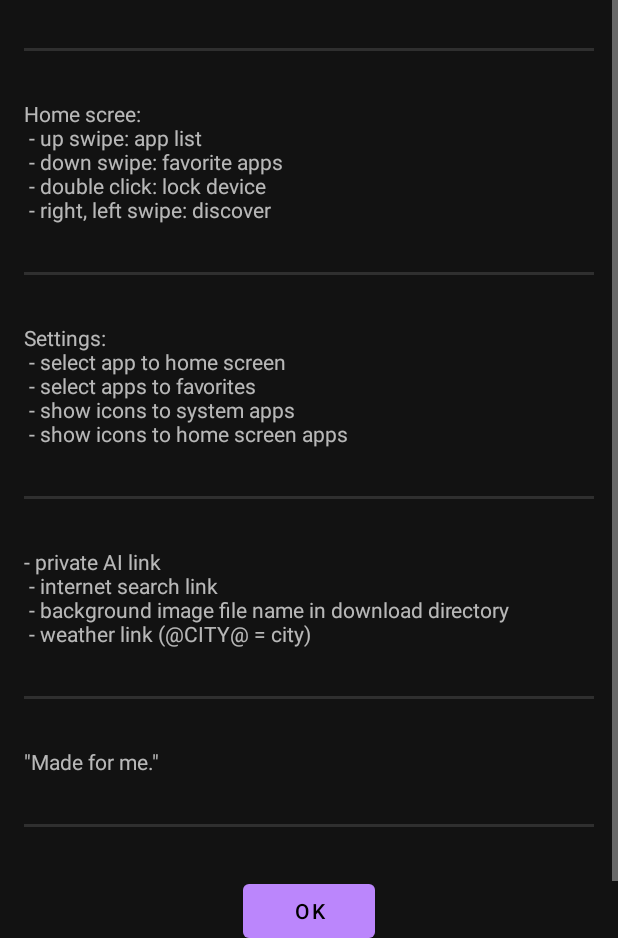
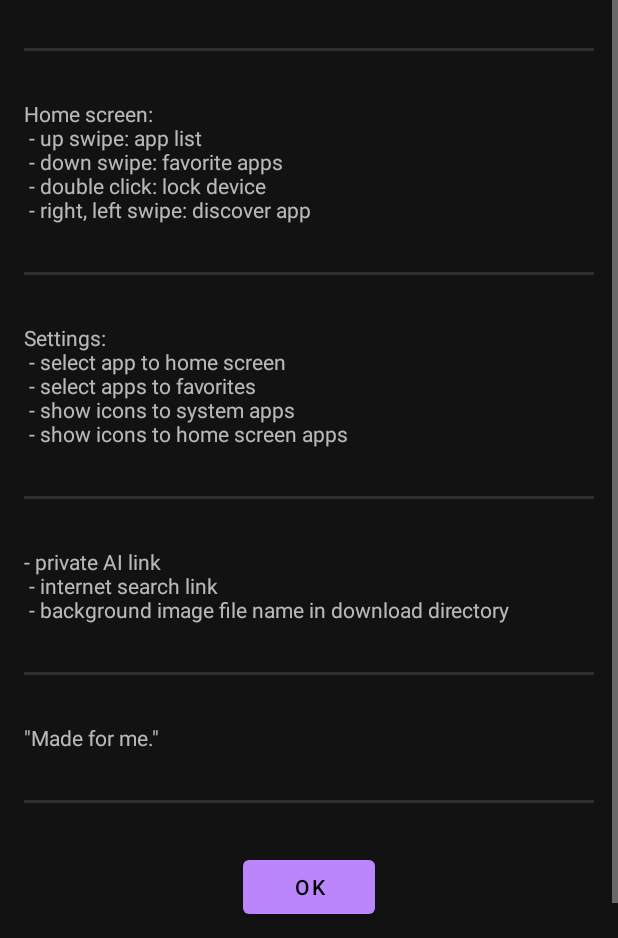
Before and after one commit to pphome2/TxTLauncher, an Android app: the HelpActivity screen opened directly, with no data from a screen before it, on a phone screen of 412 x 824 dp, the part 298-1236 px from its top. Run offline under Robolectric (Android 15) with nearby library versions, the phone set to English and light mode, and no system bars.

Commit message:
20251016

```diff
--- a/TxTLauncher-2/app/src/main/res/layout/activity_main.xml
+++ b/TxTLauncher-2/app/src/main/res/layout/activity_main.xml
@@ -86,7 +86,8 @@
                             android:paddingStart="20dp"
                             android:paddingEnd="2dp"
                             android:onClick="openClock"
-                            android:textAlignment="center"
+                            android:textAlignment="gravity"
+                            android:gravity="end"
                             android:textSize="60sp" />
                         <TextView
                             android:id="@+id/digitalDate"
@@ -95,7 +96,8 @@
                             android:paddingStart="20dp"
                             android:paddingEnd="2dp"
                             android:onClick="openClock"
-                            android:textAlignment="center"
+                            android:textAlignment="gravity"
+                            android:gravity="end"
                             android:textSize="24sp" />
                     </LinearLayout>
                 </LinearLayout>
--- a/TxTLauncher-2/app/src/main/res/values/strings.xml
+++ b/TxTLauncher-2/app/src/main/res/values/strings.xml
@@ -52,8 +52,8 @@
     <string name="help_title">Help</string>
     <string name="news_firstrun_title">First start</string>
     <string name="news_firstrun">Initializing...</string>
-    <string name="help_text_1">Usage: ## Swipe right: Tools # Swipe left: discovery # Sipe up: all app # Swipe down: favorites # Double click: lock # Long press: favorite apps</string>
-    <string name="help_text_2">Settings: ## - select home screen apps # - select favorites # - add icons to apps # - private AI link (tools page) # - web search link (search field add to end of link # - background image (in download folder) # - weather web link (copy city name to @CITY@) # - reset settings to default # - read app list when changed apps</string>
+    <string name="help_text_1">Use titles to start apps.</string>
+    <string name="help_text_2">Settings: ## - select home screen apps # - select favorites # - add icons to apps # - private AI link (tools page) # - web search link (search field add to end of link # - background image (in download folder) #- reset settings to default # - read app list when changed apps</string>
     <string name="help_text_3">New version download from web page.</string>
     <string name="help_text_4">Licence: GPLv3</string>
     <string name="licence">GPLv3</string>
--- a/TxTLauncher_alt/app/src/main/res/values/strings.xml
+++ b/TxTLauncher_alt/app/src/main/res/values/strings.xml
@@ -42,9 +42,9 @@
     <string name="error_bitmap">Error in background image</string>
     <string name="background_file_not_found">Background image file not found</string>
     <string name="button_close_help">Ok</string>
-    <string name="help_text_1">Home scree: # - up swipe: app list # - down swipe: favorite apps # - double click: lock device # - right, left swipe: discover</string>
+    <string name="help_text_1">Home screen: # - up swipe: app list # - down swipe: favorite apps # - double click: lock device # - right, left swipe: discover app</string>
     <string name="help_text_2">Settings: # - select app to home screen # - select apps to favorites # - show icons to system apps # - show icons to home screen apps</string>
-    <string name="help_text_3">- private AI link # - internet search link # - background image file name in download directory # - weather link (@CITY@ = city)</string>
+    <string name="help_text_3">- private AI link # - internet search link # - background image file name in download directory</string>
     <string name="licence">GPLv3</string>
     <string name="note_title">Note</string>
     <string name="widgat_map">Go to map</string>
```
Also changed, not shown: 2 other files.
